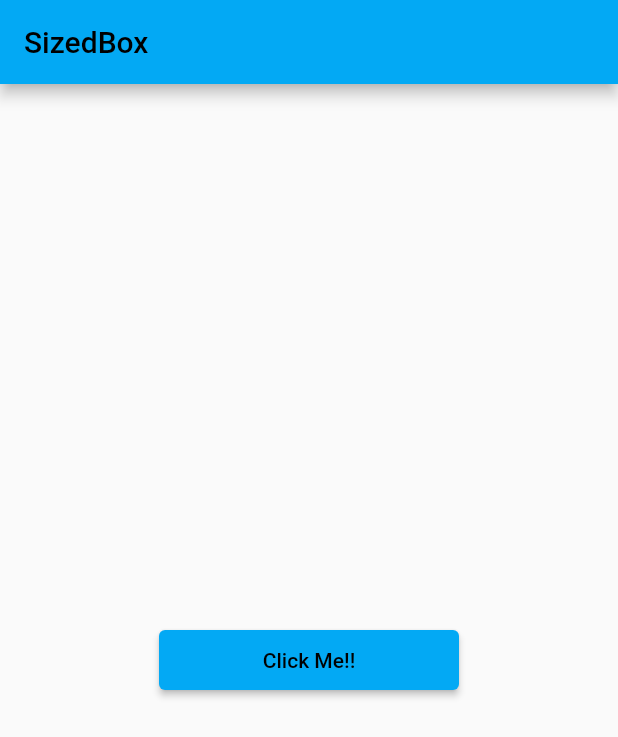
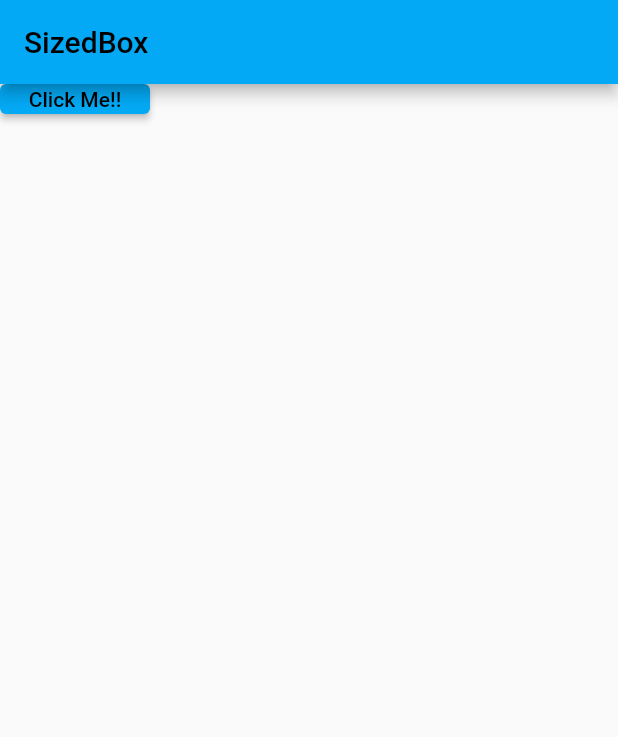
Before and after one commit to AkashBelekar2428/SizeBoxWidget_Flutter, a Flutter app: the screen it shows after launch, on a phone screen of 412 x 824 dp. Shown: the top 737 px of the screen. Run offline on Flutter 3.47's test engine with Material 2 defaults, Android fonts, the phone set to English and light mode, and no system bars.

```diff
--- a/lib/main.dart
+++ b/lib/main.dart
@@ -24,16 +24,20 @@ class SizedBoxScreen extends StatelessWidget{
     appBar: AppBar(
       title: Text("SizedBox"),
     ),
-    body: Center(
-      child: SizedBox(
-        width: 200,
-        height: 40,
-        child: ElevatedButton(
-          onPressed: (){
-          },
-          child: Text("Click Me!!"),
+    body: ConstrainedBox(
+      constraints: BoxConstraints(
+        minWidth: 100,
+        minHeight: 20,
+        maxWidth: 100,
+        maxHeight: 80
+      ),
+        child: SizedBox.shrink(
+          child: ElevatedButton(
+            onPressed: (){
+            },
+            child: Text("Click Me!!"),
+          ),
         ),
-      ),
     ),
   );
   }
```
